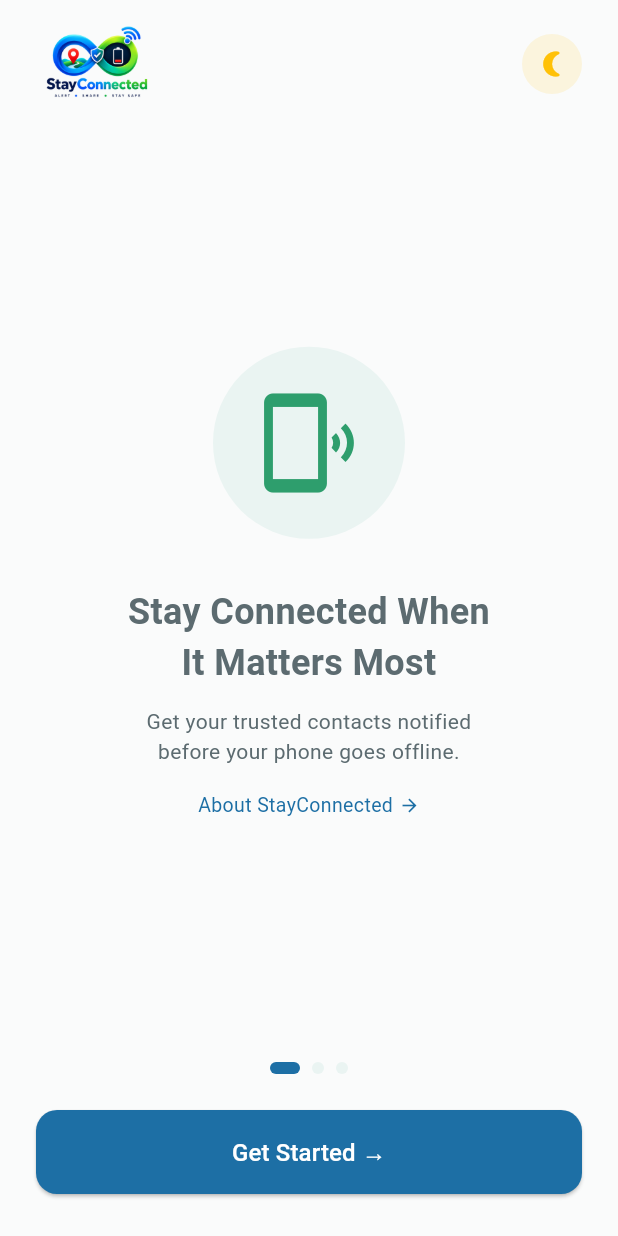
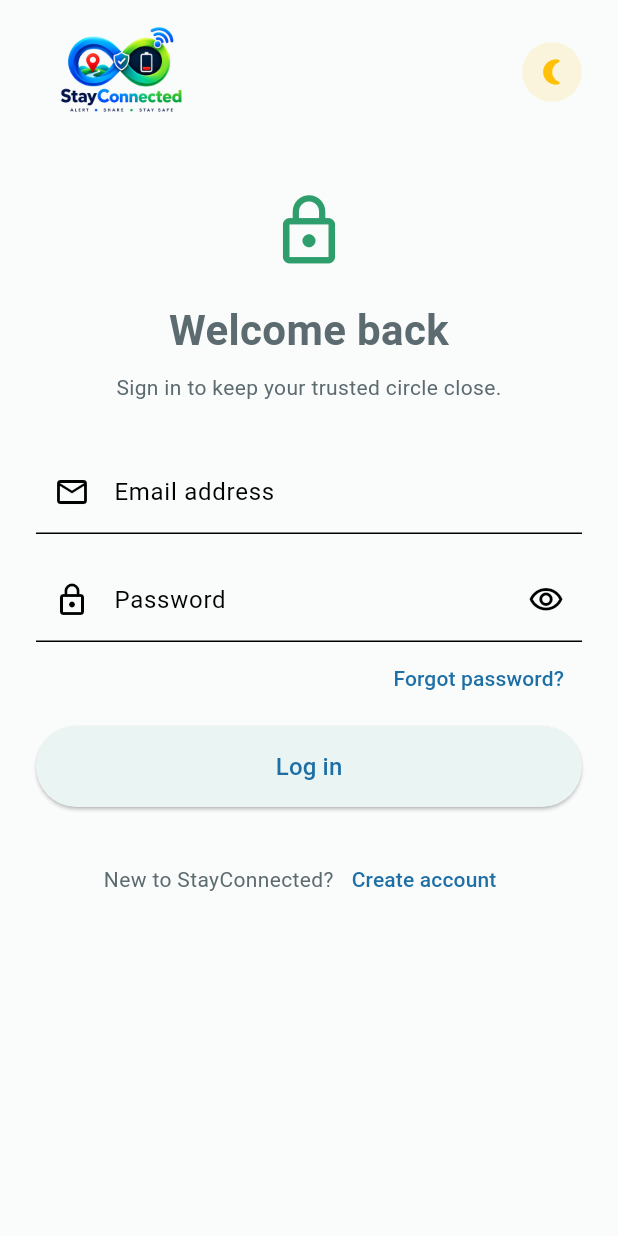
Before and after one commit to RavindraBasi/StayConnected, a Flutter app: the screen it shows after launch, after a tap on "Get Started →", on a phone screen of 412 x 824 dp. Run offline on Flutter 3.47's test engine with Material 3 defaults, Android fonts, the phone set to English and light mode, and no system bars.

Commit message:
Build Login and Registration Screen

```diff
--- /dev/null
+++ b/lib/screens/login.dart
@@ -0,0 +1,159 @@
+import 'package:flutter/material.dart';
+
+import '../widgets/app_header.dart';
+import 'register.dart';
+
+class LoginScreen extends StatefulWidget {
+  final VoidCallback onToggleTheme;
+
+  const LoginScreen({super.key, required this.onToggleTheme});
+
+  @override
+  State<LoginScreen> createState() => _LoginScreenState();
+}
+
+class _LoginScreenState extends State<LoginScreen> {
+  final _formKey = GlobalKey<FormState>();
+  final _emailController = TextEditingController();
+  final _passwordController = TextEditingController();
+  bool _obscurePassword = true;
+
+  @override
+  void dispose() {
+    _emailController.dispose();
+    _passwordController.dispose();
+    super.dispose();
+  }
+
+  void _submit() {
+    if (!(_formKey.currentState?.validate() ?? false)) return;
+    FocusScope.of(context).unfocus();
+    ScaffoldMessenger.of(
+      context,
+    ).showSnackBar(const SnackBar(content: Text('Login is ready to connect.')));
+  }
+
+  @override
+  Widget build(BuildContext context) {
+    final colors = Theme.of(context).colorScheme;
+
+    return Scaffold(
+      body: SafeArea(
+        child: SingleChildScrollView(
+          padding: const EdgeInsets.fromLTRB(24, 16, 24, 24),
+          child: Form(
+            key: _formKey,
+            child: Column(
+              crossAxisAlignment: CrossAxisAlignment.stretch,
+              children: [
+                      AppHeader(onToggleTheme: widget.onToggleTheme),
+                      const SizedBox(height: 48),
+                      Icon(
+                        Icons.lock_outline,
+                        size: 52,
+                        color: colors.secondary,
+                      ),
+                      const SizedBox(height: 20),
+                      const Text(
+                        'Welcome back',
+                        textAlign: TextAlign.center,
+                        style: TextStyle(
+                          fontSize: 28,
+                          fontWeight: FontWeight.bold,
+                        ),
+                      ),
+                      const SizedBox(height: 8),
+                      const Text(
+                        'Sign in to keep your trusted circle close.',
+                        textAlign: TextAlign.center,
+                      ),
+                      const SizedBox(height: 32),
+                      TextFormField(
+                        controller: _emailController,
+                        keyboardType: TextInputType.emailAddress,
+                        textInputAction: TextInputAction.next,
+                        decoration: const InputDecoration(
+                          labelText: 'Email address',
+                          prefixIcon: Icon(Icons.email_outlined),
+                        ),
+                        validator: (value) {
+                          if (value == null || value.trim().isEmpty) {
+                            return 'Enter your email address';
+                          }
+                          if (!value.contains('@')) {
+                            return 'Enter a valid email address';
+                          }
+                          return null;
+                        },
+                      ),
+                      const SizedBox(height: 16),
+                      TextFormField(
+                        controller: _passwordController,
+                        obscureText: _obscurePassword,
+                        textInputAction: TextInputAction.done,
+                        onFieldSubmitted: (_) => _submit(),
+                        decoration: InputDecoration(
+                          labelText: 'Password',
+                          prefixIcon: const Icon(Icons.lock_outline),
+                          suffixIcon: IconButton(
+                            tooltip: _obscurePassword
+                                ? 'Show password'
+                                : 'Hide password',
+                            onPressed: () => setState(
+                              () => _obscurePassword = !_obscurePassword,
+                            ),
+                            icon: Icon(
+                              _obscurePassword
+                                  ? Icons.visibility_outlined
+                                  : Icons.visibility_off_outlined,
+                            ),
+                          ),
+                        ),
+                        validator: (value) => value == null || value.isEmpty
+                            ? 'Enter your password'
+                            : null,
+                      ),
+                      Align(
+                        alignment: Alignment.centerRight,
+                        child: TextButton(
+                          onPressed: () {},
+                          child: const Text('Forgot password?'),
+                        ),
+                      ),
+                      const SizedBox(height: 8),
+                      SizedBox(
+                        height: 54,
+                        child: ElevatedButton(
+                          onPressed: _submit,
+                          child: const Text(
+                            'Log in',
+                            style: TextStyle(fontSize: 16),
+                          ),
+                        ),
+                      ),
+                      const SizedBox(height: 24),
+                      Row(
+                        mainAxisAlignment: MainAxisAlignment.center,
+                        children: [
+                          const Text('New to StayConnected?'),
+                          TextButton(
+                            onPressed: () => Navigator.push(
+                              context,
+                              MaterialPageRoute(
+                                builder: (_) => RegisterScreen(
+                                  onToggleTheme: widget.onToggleTheme,
+                                ),
+                              ),
+                            ),
+                            child: const Text('Create account'),
+                          ),
+                        ],
+                      ),
+              ],
+            ),
+          ),
+        ),
+      ),
+    );
+  }
+}
--- a/lib/screens/welcome_screen.dart
+++ b/lib/screens/welcome_screen.dart
@@ -1,6 +1,7 @@
 import 'package:flutter/material.dart';
 import '../widgets/app_header.dart';
 import 'about_screen.dart';
+import 'login.dart';
 
 class WelcomeScreen extends StatelessWidget {
   final VoidCallback onToggleTheme;
@@ -106,9 +107,14 @@
                 child: SizedBox(
                   width: double.infinity,
                   child: ElevatedButton(
-                    onPressed: () {
-                      // TODO: navigate to Login/Register (Milestone 5)
-                    },
+                    onPressed: () => Navigator.push(
+                      context,
+                      MaterialPageRoute(
+                        builder: (_) => LoginScreen(
+                          onToggleTheme: onToggleTheme,
+                        ),
+                      ),
+                    ),
                     style: ElevatedButton.styleFrom(
                       backgroundColor: Theme.of(context).colorScheme.primary,
                       padding: const EdgeInsets.symmetric(vertical: 16),
--- a/lib/widgets/app_header.dart
+++ b/lib/widgets/app_header.dart
@@ -12,9 +12,14 @@
     return Row(
       mainAxisAlignment: MainAxisAlignment.spaceBetween,
       children: [
-        Image.asset(
-          isDark ? 'assets/images/logo_dark.png' : 'assets/images/logo.png',
-          width: 80,
+        Transform.translate(
+          offset: const Offset(-24, 0),
+          child: Image.asset(
+            isDark ? 'assets/images/logo_dark.png' : 'assets/images/logo.png',
+            width: 160,
+            height: 64,
+            fit: BoxFit.contain,
+          ),
         ),
         InkWell(
           onTap: onToggleTheme,
```
Also changed, not shown: lib/screens/about_screen.dart (+11 -13 lines), lib/screens/register.dart (added, +210 -0 lines), lib/app_theme.dart (line endings or trailing spaces), lib/screens/splash_screen.dart (line endings or trailing spaces), 1 other file.
